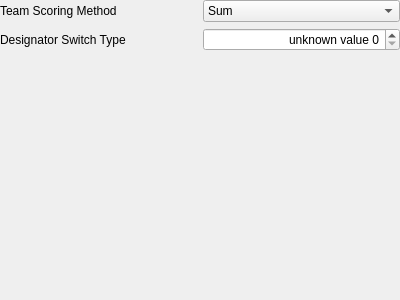
Before: the Qt Designer form native/src/ReachVariantTool/ui/main_window/page_multiplayer_settings_team.ui in DavidJCobb/ReachVariantEditor, drawn with Qt 5.
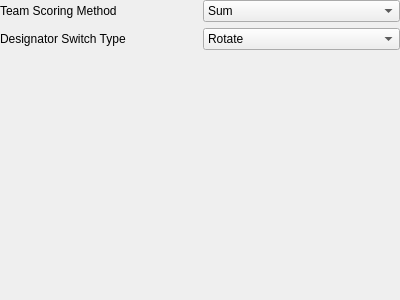
After: the same form once the commit is applied.

Diff of the .ui file:
```diff
--- a/native/src/ReachVariantTool/ui/main_window/page_multiplayer_settings_team.ui
+++ b/native/src/ReachVariantTool/ui/main_window/page_multiplayer_settings_team.ui
@@ -65,19 +65,6 @@
      </property>
     </widget>
    </item>
-   <item row="1" column="1">
-    <widget class="QSpinBox" name="fieldSwitchType">
-     <property name="alignment">
-      <set>Qt::AlignRight|Qt::AlignTrailing|Qt::AlignVCenter</set>
-     </property>
-     <property name="prefix">
-      <string>unknown value </string>
-     </property>
-     <property name="maximum">
-      <number>3</number>
-     </property>
-    </widget>
-   </item>
    <item row="0" column="1">
     <widget class="QComboBox" name="fieldScoringMethod">
      <item>
@@ -97,6 +84,28 @@
      </item>
     </widget>
    </item>
+   <item row="1" column="1">
+    <widget class="QComboBox" name="fieldSwitchType">
+     <property name="currentIndex">
+      <number>2</number>
+     </property>
+     <item>
+      <property name="text">
+       <string>None</string>
+      </property>
+     </item>
+     <item>
+      <property name="text">
+       <string>Random</string>
+      </property>
+     </item>
+     <item>
+      <property name="text">
+       <string>Rotate</string>
+      </property>
+     </item>
+    </widget>
+   </item>
   </layout>
  </widget>
  <tabstops>
```
Left out of the diff: 4 changed lines with no effect on the pictures.
